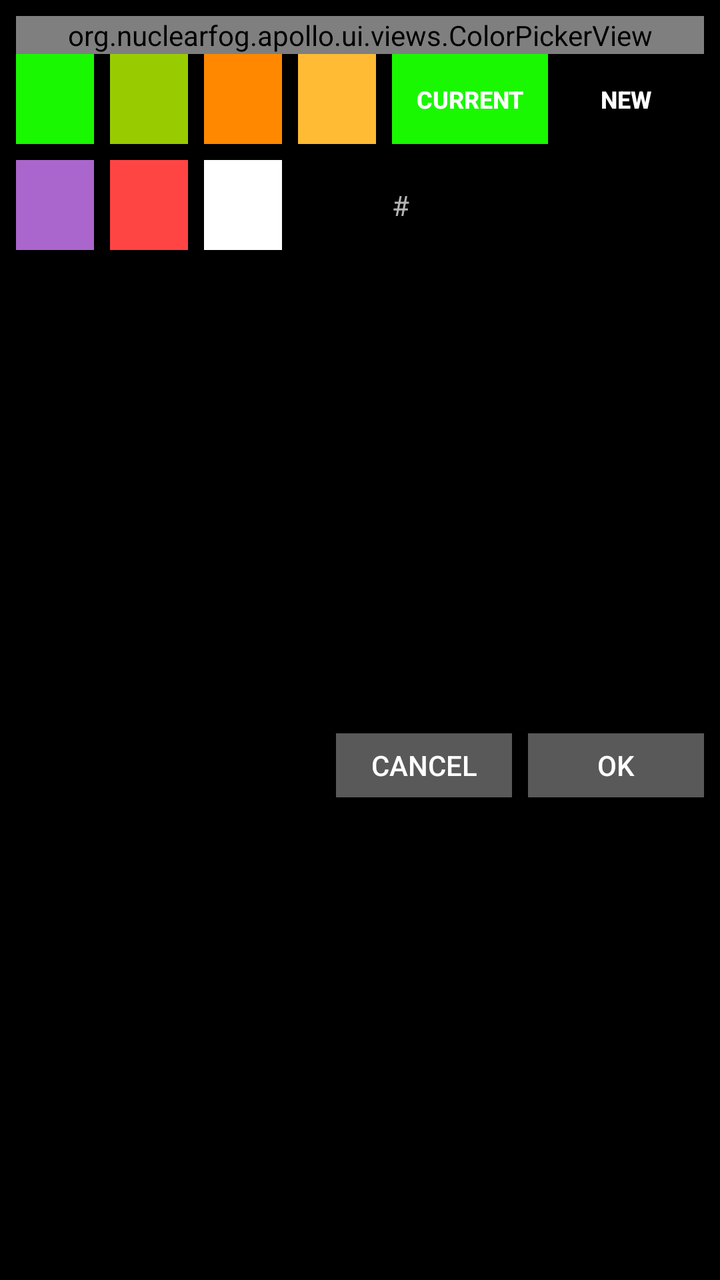
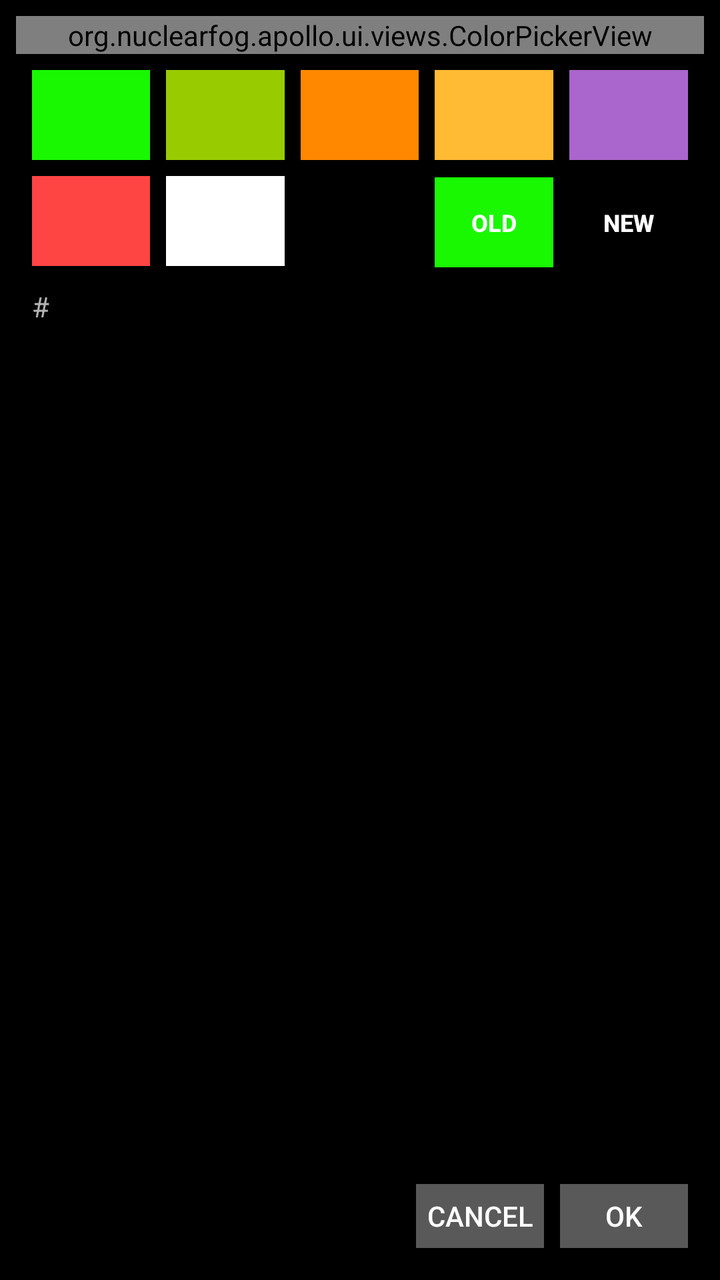

Compare the two renders of this Android layout. The source of the first and the diff that turns it into the second are given below.
<!-- AndroidManifest.xml: application theme Apollo.Theme.Dark -->
<!-- res/layout/dialog_color_scheme.xml -->
<?xml version="1.0" encoding="utf-8"?>
<androidx.constraintlayout.widget.ConstraintLayout xmlns:android="http://schemas.android.com/apk/res/android"
	xmlns:app="http://schemas.android.com/apk/res-auto"
	xmlns:tools="http://schemas.android.com/tools"
	android:layout_width="match_parent"
	android:layout_height="wrap_content"
	android:padding="@dimen/color_scheme_dialog_row_padding">

	<org.nuclearfog.apollo.ui.views.ColorPickerView
		android:id="@+id/color_picker_view"
		android:layout_width="match_parent"
		android:layout_height="wrap_content"
		app:layout_constraintStart_toStartOf="parent"
		app:layout_constraintTop_toTopOf="parent"
		app:layout_constraintEnd_toEndOf="parent" />

	<Button
		android:id="@+id/color_scheme_dialog_preset_1"
		android:layout_width="0dp"
		android:layout_height="@dimen/color_scheme_dialog_button_height"
		android:background="@color/holo_green"
		app:layout_constraintStart_toStartOf="parent"
		app:layout_constraintTop_toBottomOf="@id/color_picker_view"
		app:layout_constraintEnd_toStartOf="@id/color_scheme_dialog_preset_2"
		app:layout_constraintHorizontal_weight="1"
		style="?android:attr/buttonBarButtonStyle" />

	<Button
		android:id="@+id/color_scheme_dialog_preset_2"
		android:layout_width="0dp"
		android:layout_height="@dimen/color_scheme_dialog_button_height"
		android:background="@color/holo_green_light"
		android:layout_marginStart="@dimen/color_scheme_dialog_row_padding"
		app:layout_constraintStart_toEndOf="@id/color_scheme_dialog_preset_1"
		app:layout_constraintTop_toBottomOf="@id/color_picker_view"
		app:layout_constraintEnd_toStartOf="@id/color_scheme_dialog_preset_3"
		app:layout_constraintHorizontal_weight="1"
		style="?android:attr/buttonBarButtonStyle" />

	<Button
		android:id="@+id/color_scheme_dialog_preset_3"
		android:layout_width="0dp"
		android:layout_height="@dimen/color_scheme_dialog_button_height"
		android:background="@color/holo_orange_dark"
		android:layout_marginStart="@dimen/color_scheme_dialog_row_padding"
		app:layout_constraintStart_toEndOf="@id/color_scheme_dialog_preset_2"
		app:layout_constraintTop_toBottomOf="@id/color_picker_view"
		app:layout_constraintEnd_toStartOf="@id/color_scheme_dialog_preset_4"
		app:layout_constraintHorizontal_weight="1"
		style="?android:attr/buttonBarButtonStyle" />

	<Button
		android:id="@+id/color_scheme_dialog_preset_4"
		android:layout_width="0dp"
		android:layout_height="@dimen/color_scheme_dialog_button_height"
		android:background="@color/holo_orange_light"
		android:layout_marginStart="@dimen/color_scheme_dialog_row_padding"
		app:layout_constraintStart_toEndOf="@id/color_scheme_dialog_preset_3"
		app:layout_constraintTop_toBottomOf="@id/color_picker_view"
		app:layout_constraintEnd_toStartOf="@id/color_scheme_dialog_old_color"
		app:layout_constraintHorizontal_weight="1"
		style="?android:attr/buttonBarButtonStyle" />

	<Button
		android:id="@+id/color_scheme_dialog_old_color"
		android:layout_width="0dp"
		android:layout_height="@dimen/color_scheme_dialog_button_height"
		android:background="@color/holo_green"
		android:layout_marginStart="@dimen/color_scheme_dialog_row_padding"
		android:lines="1"
		android:text="@string/current_color"
		android:textSize="@dimen/text_size_micro"
		android:textStyle="bold"
		app:layout_constraintStart_toEndOf="@id/color_scheme_dialog_preset_4"
		app:layout_constraintTop_toBottomOf="@id/color_picker_view"
		app:layout_constraintEnd_toStartOf="@id/color_scheme_dialog_new_color"
		app:layout_constraintHorizontal_weight="2"
		style="?android:attr/buttonBarButtonStyle" />

	<Button
		android:id="@+id/color_scheme_dialog_new_color"
		android:layout_width="0dp"
		android:layout_height="@dimen/color_scheme_dialog_button_height"
		android:background="@color/transparent"
		android:lines="1"
		android:text="@string/new_color"
		android:textSize="@dimen/text_size_micro"
		android:textStyle="bold"
		app:layout_constraintStart_toEndOf="@id/color_scheme_dialog_old_color"
		app:layout_constraintTop_toBottomOf="@id/color_picker_view"
		app:layout_constraintEnd_toEndOf="parent"
		app:layout_constraintHorizontal_weight="2"
		style="?android:attr/buttonBarButtonStyle" />

	<Button
		android:id="@+id/color_scheme_dialog_preset_5"
		android:layout_width="0dp"
		android:layout_height="@dimen/color_scheme_dialog_button_height"
		android:background="@color/holo_purple"
		android:layout_marginTop="@dimen/color_scheme_dialog_row_padding"
		app:layout_constraintStart_toStartOf="@id/color_scheme_dialog_preset_1"
		app:layout_constraintTop_toBottomOf="@id/color_scheme_dialog_preset_1"
		app:layout_constraintEnd_toEndOf="@id/color_scheme_dialog_preset_1" />

	<Button
		android:id="@+id/color_scheme_dialog_preset_6"
		android:layout_width="0dp"
		android:layout_height="@dimen/color_scheme_dialog_button_height"
		android:background="@color/holo_red_light"
		android:layout_marginTop="@dimen/color_scheme_dialog_row_padding"
		app:layout_constraintStart_toStartOf="@id/color_scheme_dialog_preset_2"
		app:layout_constraintTop_toBottomOf="@id/color_scheme_dialog_preset_2"
		app:layout_constraintEnd_toEndOf="@id/color_scheme_dialog_preset_2" />

	<Button
		android:id="@+id/color_scheme_dialog_preset_7"
		android:layout_width="0dp"
		android:layout_height="@dimen/color_scheme_dialog_button_height"
		android:background="@color/white"
		android:layout_marginTop="@dimen/color_scheme_dialog_row_padding"
		app:layout_constraintStart_toStartOf="@id/color_scheme_dialog_preset_3"
		app:layout_constraintTop_toBottomOf="@id/color_scheme_dialog_preset_3"
		app:layout_constraintEnd_toEndOf="@id/color_scheme_dialog_preset_3" />

	<Button
		android:id="@+id/color_scheme_dialog_preset_8"
		android:layout_width="0dp"
		android:layout_height="@dimen/color_scheme_dialog_button_height"
		android:background="@color/black"
		android:layout_marginTop="@dimen/color_scheme_dialog_row_padding"
		app:layout_constraintStart_toStartOf="@id/color_scheme_dialog_preset_4"
		app:layout_constraintTop_toBottomOf="@id/color_scheme_dialog_preset_4"
		app:layout_constraintEnd_toEndOf="@id/color_scheme_dialog_preset_4" />

	<TextView
		android:id="@+id/color_scheme_dialog_hex_value_prefix"
		android:layout_width="wrap_content"
		android:layout_height="wrap_content"
		android:layout_marginStart="@dimen/color_scheme_dialog_row_padding"
		android:text="@string/hex"
		app:layout_constraintStart_toEndOf="@id/color_scheme_dialog_preset_8"
		app:layout_constraintTop_toTopOf="@id/color_scheme_dialog_hex_value"
		app:layout_constraintBottom_toBottomOf="@id/color_scheme_dialog_hex_value"
		app:layout_constraintEnd_toStartOf="@id/color_scheme_dialog_hex_value" />

	<EditText
		android:id="@+id/color_scheme_dialog_hex_value"
		android:layout_width="0dp"
		android:layout_height="wrap_content"
		android:layout_marginStart="@dimen/color_scheme_dialog_row_padding"
		android:digits="0123456789ABCDEFabcdef"
		android:imeOptions="actionGo"
		android:importantForAutofill="no"
		android:inputType="textFilter"
		android:maxLength="8"
		android:lines="1"
		android:typeface="monospace"
		android:background="@color/transparent"
		app:layout_constraintStart_toEndOf="@id/color_scheme_dialog_hex_value_prefix"
		app:layout_constraintTop_toTopOf="@id/color_scheme_dialog_preset_8"
		app:layout_constraintBottom_toBottomOf="@id/color_scheme_dialog_preset_8"
		app:layout_constraintEnd_toEndOf="parent"
		tools:ignore="LabelFor" />

	<androidx.constraintlayout.widget.Barrier
		android:id="@+id/color_scheme_dialog_confirm_barrier"
		android:layout_width="wrap_content"
		android:layout_height="wrap_content"
		app:constraint_referenced_ids="color_scheme_dialog_preset_5,color_scheme_dialog_preset_6,color_scheme_dialog_preset_7,color_scheme_dialog_preset_8"
		app:barrierDirection="bottom" />

	<Button
		android:id="@+id/color_scheme_dialog_cancel"
		android:layout_width="wrap_content"
		android:layout_height="@dimen/color_scheme_dialog_button_confirm_height"
		android:background="@color/dialog_button"
		android:layout_marginTop="@dimen/color_scheme_dialog_row_padding"
		android:layout_marginEnd="@dimen/color_scheme_dialog_row_padding"
		android:text="@android:string/cancel"
		app:layout_constraintTop_toBottomOf="@id/color_scheme_dialog_confirm_barrier"
		app:layout_constraintBottom_toBottomOf="parent"
		app:layout_constraintEnd_toStartOf="@id/color_scheme_dialog_apply" />

	<Button
		android:id="@+id/color_scheme_dialog_apply"
		android:layout_width="wrap_content"
		android:layout_height="@dimen/color_scheme_dialog_button_confirm_height"
		android:background="@color/dialog_button"
		android:layout_marginTop="@dimen/color_scheme_dialog_row_padding"
		android:text="@android:string/ok"
		app:layout_constraintTop_toBottomOf="@id/color_scheme_dialog_confirm_barrier"
		app:layout_constraintBottom_toBottomOf="parent"
		app:layout_constraintEnd_toEndOf="parent" />

</androidx.constraintlayout.widget.ConstraintLayout>
<!-- resources referenced by this layout -->
<resources>
  <color name="black">#ff000000</color>
  <color name="dialog_button">#595959</color>
  <color name="holo_green">#ff19F800</color>
  <color name="holo_green_light">#ff99cc00</color>
  <color name="holo_orange_dark">#ffff8800</color>
  <color name="holo_orange_light">#ffffbb33</color>
  <color name="holo_purple">#ffaa66cc</color>
  <color name="holo_red_light">#ffff4444</color>
  <color name="transparent">#00000000</color>
  <color name="white">#ffffffff</color>
  <dimen name="color_scheme_dialog_button_confirm_height">32dp</dimen>
  <dimen name="color_scheme_dialog_button_height">45dp</dimen>
  <dimen name="color_scheme_dialog_row_padding">8.0dp</dimen>
  <dimen name="text_size_micro">12.0sp</dimen>
  <string name="current_color">Current</string>
  <string name="hex" translatable="false">#</string>
  <string name="new_color">New</string>
  <style name="Apollo.Theme.Dark" parent="Theme.AppCompat.NoActionBar">
  		<item name="android:colorPrimaryDark">@color/apollo_dark</item>
  		<item name="android:windowActionBar">false</item>
  		<item name="android:windowNoTitle">true</item>
  		<item name="android:colorAccent">@android:color/white</item>
  		<item name="android:colorBackground">@android:color/black</item>
  		<item name="android:windowContentOverlay">@null</item>
  		<item name="android:windowAnimationStyle">@style/TransactionPending</item>
  		<item name="android:navigationBarColor">@android:color/black</item>
  		<item name="android:fitsSystemWindows">true</item>
  	</style>
  <color name="apollo_dark">#ff0a0a0a</color>
  <style name="TransactionPending" parent="@android:style/Animation">
  		<item name="android:activityOpenEnterAnimation">@android:anim/fade_in</item>
  		<item name="android:activityOpenExitAnimation">@android:anim/fade_out</item>
  		<item name="android:activityCloseEnterAnimation">@android:anim/fade_in</item>
  		<item name="android:activityCloseExitAnimation">@android:anim/fade_out</item>
  	</style>
</resources>

<!-- the commit's change to res/layout/dialog_color_scheme.xml (unified diff, before → after) -->
@@ -1,10 +1,11 @@
 <?xml version="1.0" encoding="utf-8"?>
-<androidx.constraintlayout.widget.ConstraintLayout xmlns:android="http://schemas.android.com/apk/res/android"
+<LinearLayout xmlns:android="http://schemas.android.com/apk/res/android"
 	xmlns:app="http://schemas.android.com/apk/res-auto"
 	xmlns:tools="http://schemas.android.com/tools"
 	android:layout_width="match_parent"
-	android:layout_height="wrap_content"
-	android:padding="@dimen/color_scheme_dialog_row_padding">
+	android:layout_height="match_parent"
+	android:orientation="vertical"
+	android:padding="@dimen/color_scheme_view_margin">
 
 	<org.nuclearfog.apollo.ui.views.ColorPickerView
 		android:id="@+id/color_picker_view"
@@ -14,182 +15,180 @@
 		app:layout_constraintTop_toTopOf="parent"
 		app:layout_constraintEnd_toEndOf="parent" />
 
-	<Button
-		android:id="@+id/color_scheme_dialog_preset_1"
-		android:layout_width="0dp"
-		android:layout_height="@dimen/color_scheme_dialog_button_height"
-		android:background="@color/holo_green"
-		app:layout_constraintStart_toStartOf="parent"
-		app:layout_constraintTop_toBottomOf="@id/color_picker_view"
-		app:layout_constraintEnd_toStartOf="@id/color_scheme_dialog_preset_2"
-		app:layout_constraintHorizontal_weight="1"
-		style="?android:attr/buttonBarButtonStyle" />
+	<GridLayout
+		android:layout_width="match_parent"
+		android:layout_height="wrap_content"
+		android:layout_marginStart="@dimen/color_scheme_view_margin"
+		android:layout_marginTop="@dimen/color_scheme_view_margin"
+		android:layout_marginEnd="@dimen/color_scheme_view_margin"
+		android:columnCount="5">
 
-	<Button
-		android:id="@+id/color_scheme_dialog_preset_2"
-		android:layout_width="0dp"
-		android:layout_height="@dimen/color_scheme_dialog_button_height"
-		android:background="@color/holo_green_light"
-		android:layout_marginStart="@dimen/color_scheme_dialog_row_padding"
-		app:layout_constraintStart_toEndOf="@id/color_scheme_dialog_preset_1"
-		app:layout_constraintTop_toBottomOf="@id/color_picker_view"
-		app:layout_constraintEnd_toStartOf="@id/color_scheme_dialog_preset_3"
-		app:layout_constraintHorizontal_weight="1"
-		style="?android:attr/buttonBarButtonStyle" />
+		<Button
+			android:id="@+id/color_scheme_dialog_preset_1"
+			android:layout_width="0dp"
+			android:layout_height="@dimen/color_scheme_dialog_button_height"
+			android:layout_columnWeight="1"
+			android:background="@color/holo_green"
+			style="?android:attr/buttonBarButtonStyle" />
 
-	<Button
-		android:id="@+id/color_scheme_dialog_preset_3"
-		android:layout_width="0dp"
-		android:layout_height="@dimen/color_scheme_dialog_button_height"
-		android:background="@color/holo_orange_dark"
-		android:layout_marginStart="@dimen/color_scheme_dialog_row_padding"
-		app:layout_constraintStart_toEndOf="@id/color_scheme_dialog_preset_2"
-		app:layout_constraintTop_toBottomOf="@id/color_picker_view"
-		app:layout_constraintEnd_toStartOf="@id/color_scheme_dialog_preset_4"
-		app:layout_constraintHorizontal_weight="1"
-		style="?android:attr/buttonBarButtonStyle" />
+		<Button
+			android:id="@+id/color_scheme_dialog_preset_2"
+			android:layout_width="0dp"
+			android:layout_height="@dimen/color_scheme_dialog_button_height"
+			android:layout_marginStart="@dimen/color_scheme_view_margin"
+			android:layout_columnWeight="1"
+			android:background="@color/holo_green_light"
+			style="?android:attr/buttonBarButtonStyle" />
 
-	<Button
-		android:id="@+id/color_scheme_dialog_preset_4"
-		android:layout_width="0dp"
-		android:layout_height="@dimen/color_scheme_dialog_button_height"
-		android:background="@color/holo_orange_light"
-		android:layout_marginStart="@dimen/color_scheme_dialog_row_padding"
-		app:layout_constraintStart_toEndOf="@id/color_scheme_dialog_preset_3"
-		app:layout_constraintTop_toBottomOf="@id/color_picker_view"
-		app:layout_constraintEnd_toStartOf="@id/color_scheme_dialog_old_color"
-		app:layout_constraintHorizontal_weight="1"
-		style="?android:attr/buttonBarButtonStyle" />
+		<Button
+			android:id="@+id/color_scheme_dialog_preset_3"
+			android:layout_width="0dp"
+			android:layout_height="@dimen/color_scheme_dialog_button_height"
+			android:layout_marginStart="@dimen/color_scheme_view_margin"
+			android:layout_columnWeight="1"
+			android:background="@color/holo_orange_dark"
+			style="?android:attr/buttonBarButtonStyle" />
 
-	<Button
-		android:id="@+id/color_scheme_dialog_old_color"
-		android:layout_width="0dp"
-		android:layout_height="@dimen/color_scheme_dialog_button_height"
-		android:background="@color/holo_green"
-		android:layout_marginStart="@dimen/color_scheme_dialog_row_padding"
-		android:lines="1"
-		android:text="@string/current_color"
-		android:textSize="@dimen/text_size_micro"
-		android:textStyle="bold"
-		app:layout_constraintStart_toEndOf="@id/color_scheme_dialog_preset_4"
-		app:layout_constraintTop_toBottomOf="@id/color_picker_view"
-		app:layout_constraintEnd_toStartOf="@id/color_scheme_dialog_new_color"
-		app:layout_constraintHorizontal_weight="2"
-		style="?android:attr/buttonBarButtonStyle" />
+		<Button
+			android:id="@+id/color_scheme_dialog_preset_4"
+			android:layout_width="0dp"
+			android:layout_height="@dimen/color_scheme_dialog_button_height"
+			android:layout_marginStart="@dimen/color_scheme_view_margin"
+			android:layout_columnWeight="1"
+			android:background="@color/holo_orange_light"
+			style="?android:attr/buttonBarButtonStyle" />
 
-	<Button
-		android:id="@+id/color_scheme_dialog_new_color"
-		android:layout_width="0dp"
-		android:layout_height="@dimen/color_scheme_dialog_button_height"
-		android:background="@color/transparent"
-		android:lines="1"
-		android:text="@string/new_color"
-		android:textSize="@dimen/text_size_micro"
-		android:textStyle="bold"
-		app:layout_constraintStart_toEndOf="@id/color_scheme_dialog_old_color"
-		app:layout_constraintTop_toBottomOf="@id/color_picker_view"
-		app:layout_constraintEnd_toEndOf="parent"
-		app:layout_constraintHorizontal_weight="2"
-		style="?android:attr/buttonBarButtonStyle" />
+		<Button
+			android:id="@+id/color_scheme_dialog_preset_5"
+			android:layout_width="0dp"
+			android:layout_height="@dimen/color_scheme_dialog_button_height"
+			android:layout_marginStart="@dimen/color_scheme_view_margin"
+			android:layout_columnWeight="1"
+			android:background="@color/holo_purple"
+			style="?android:attr/buttonBarButtonStyle" />
 
-	<Button
-		android:id="@+id/color_scheme_dialog_preset_5"
-		android:layout_width="0dp"
-		android:layout_height="@dimen/color_scheme_dialog_button_height"
-		android:background="@color/holo_purple"
-		android:layout_marginTop="@dimen/color_scheme_dialog_row_padding"
-		app:layout_constraintStart_toStartOf="@id/color_scheme_dialog_preset_1"
-		app:layout_constraintTop_toBottomOf="@id/color_scheme_dialog_preset_1"
-		app:layout_constraintEnd_toEndOf="@id/color_scheme_dialog_preset_1" />
+		<Button
+			android:id="@+id/color_scheme_dialog_preset_6"
+			android:layout_width="0dp"
+			android:layout_height="@dimen/color_scheme_dialog_button_height"
+			android:layout_marginTop="@dimen/color_scheme_view_margin"
+			android:layout_columnWeight="1"
+			android:background="@color/holo_red_light"
+			style="?android:attr/buttonBarButtonStyle" />
 
-	<Button
-		android:id="@+id/color_scheme_dialog_preset_6"
-		android:layout_width="0dp"
-		android:layout_height="@dimen/color_scheme_dialog_button_height"
-		android:background="@color/holo_red_light"
-		android:layout_marginTop="@dimen/color_scheme_dialog_row_padding"
-		app:layout_constraintStart_toStartOf="@id/color_scheme_dialog_preset_2"
-		app:layout_constraintTop_toBottomOf="@id/color_scheme_dialog_preset_2"
-		app:layout_constraintEnd_toEndOf="@id/color_scheme_dialog_preset_2" />
+		<Button
+			android:id="@+id/color_scheme_dialog_preset_7"
+			android:layout_width="0dp"
+			android:layout_height="@dimen/color_scheme_dialog_button_height"
+			android:layout_marginStart="@dimen/color_scheme_view_margin"
+			android:layout_marginTop="@dimen/color_scheme_view_margin"
+			android:layout_columnWeight="1"
+			android:background="@color/white"
+			style="?android:attr/buttonBarButtonStyle" />
 
-	<Button
-		android:id="@+id/color_scheme_dialog_preset_7"
-		android:layout_width="0dp"
-		android:layout_height="@dimen/color_scheme_dialog_button_height"
-		android:background="@color/white"
-		android:layout_marginTop="@dimen/color_scheme_dialog_row_padding"
-		app:layout_constraintStart_toStartOf="@id/color_scheme_dialog_preset_3"
-		app:layout_constraintTop_toBottomOf="@id/color_scheme_dialog_preset_3"
-		app:layout_constraintEnd_toEndOf="@id/color_scheme_dialog_preset_3" />
+		<Button
+			android:id="@+id/color_scheme_dialog_preset_8"
+			android:layout_width="0dp"
+			android:layout_height="@dimen/color_scheme_dialog_button_height"
+			android:layout_marginStart="@dimen/color_scheme_view_margin"
+			android:layout_marginTop="@dimen/color_scheme_view_margin"
+			android:layout_columnWeight="1"
+			android:background="@color/black"
+			style="?android:attr/buttonBarButtonStyle" />
 
-	<Button
-		android:id="@+id/color_scheme_dialog_preset_8"
-		android:layout_width="0dp"
-		android:layout_height="@dimen/color_scheme_dialog_button_height"
-		android:background="@color/black"
-		android:layout_marginTop="@dimen/color_scheme_dialog_row_padding"
-		app:layout_constraintStart_toStartOf="@id/color_scheme_dialog_preset_4"
-		app:layout_constraintTop_toBottomOf="@id/color_scheme_dialog_preset_4"
-		app:layout_constraintEnd_toEndOf="@id/color_scheme_dialog_preset_4" />
+		<Button
+			android:id="@+id/color_scheme_dialog_old_color"
+			android:layout_width="0dp"
+			android:layout_height="@dimen/color_scheme_dialog_button_height"
+			android:layout_marginStart="@dimen/color_scheme_view_margin"
+			android:layout_marginTop="@dimen/color_scheme_view_margin"
+			android:layout_columnWeight="1"
+			android:background="@color/holo_green"
+			android:lines="1"
+			android:text="@string/current_color"
+			android:textSize="@dimen/text_size_micro"
+			android:textStyle="bold"
+			style="?android:attr/buttonBarButtonStyle" />
 
-	<TextView
-		android:id="@+id/color_scheme_dialog_hex_value_prefix"
-		android:layout_width="wrap_content"
+		<Button
+			android:id="@+id/color_scheme_dialog_new_color"
+			android:layout_width="0dp"
+			android:layout_height="@dimen/color_scheme_dialog_button_height"
+			android:layout_marginStart="@dimen/color_scheme_view_margin"
+			android:layout_marginTop="@dimen/color_scheme_view_margin"
+			android:layout_columnWeight="1"
+			android:background="@color/transparent"
+			android:text="@string/new_color"
+			android:textSize="@dimen/text_size_micro"
+			android:textStyle="bold"
+			style="?android:attr/buttonBarButtonStyle" />
+
+	</GridLayout>
+
+	<LinearLayout
+		android:layout_width="match_parent"
 		android:layout_height="wrap_content"
-		android:layout_marginStart="@dimen/color_scheme_dialog_row_padding"
-		android:text="@string/hex"
-		app:layout_constraintStart_toEndOf="@id/color_scheme_dialog_preset_8"
-		app:layout_constraintTop_toTopOf="@id/color_scheme_dialog_hex_value"
-		app:layout_constraintBottom_toBottomOf="@id/color_scheme_dialog_hex_value"
-		app:layout_constraintEnd_toStartOf="@id/color_scheme_dialog_hex_value" />
+		android:layout_marginStart="@dimen/color_scheme_view_margin"
+		android:layout_marginTop="@dimen/color_scheme_view_margin"
+		android:layout_marginEnd="@dimen/color_scheme_view_margin"
+		android:orientation="horizontal">
 
-	<EditText
-		android:id="@+id/color_scheme_dialog_hex_value"
-		android:layout_width="0dp"
-		android:layout_height="wrap_content"
-		android:layout_marginStart="@dimen/color_scheme_dialog_row_padding"
-		android:digits="0123456789ABCDEFabcdef"
-		android:imeOptions="actionGo"
-		android:importantForAutofill="no"
-		android:inputType="textFilter"
-		android:maxLength="8"
-		android:lines="1"
-		android:typeface="monospace"
-		android:background="@color/transparent"
-		app:layout_constraintStart_toEndOf="@id/color_scheme_dialog_hex_value_prefix"
-		app:layout_constraintTop_toTopOf="@id/color_scheme_dialog_preset_8"
-		app:layout_constraintBottom_toBottomOf="@id/color_scheme_dialog_preset_8"
-		app:layout_constraintEnd_toEndOf="parent"
-		tools:ignore="LabelFor" />
+		<TextView
+			android:id="@+id/color_scheme_dialog_hex_value_prefix"
+			android:layout_width="wrap_content"
+			android:layout_height="wrap_content"
+			android:textSize="@dimen/text_size_small"
+			android:text="@string/hex" />
 
-	<androidx.constraintlayout.widget.Barrier
-		android:id="@+id/color_scheme_dialog_confirm_barrier"
-		android:layout_width="wrap_content"
-		android:layout_height="wrap_content"
-		app:constraint_referenced_ids="color_scheme_dialog_preset_5,color_scheme_dialog_preset_6,color_scheme_dialog_preset_7,color_scheme_dialog_preset_8"
-		app:barrierDirection="bottom" />
+		<EditText
+			android:id="@+id/color_scheme_dialog_hex_value"
+			android:layout_width="0dp"
+			android:layout_height="wrap_content"
+			android:layout_weight="1"
+			android:layout_marginStart="@dimen/color_scheme_view_margin"
+			android:textSize="@dimen/text_size_medium"
+			android:digits="0123456789ABCDEFabcdef"
+			android:imeOptions="actionGo"
+			android:importantForAutofill="no"
+			android:inputType="textFilter"
+			android:maxLength="8"
+			android:lines="1"
+			android:typeface="monospace"
+			android:background="@color/transparent"
+			tools:ignore="LabelFor" />
+	</LinearLayout>
 
-	<Button
-		android:id="@+id/color_scheme_dialog_cancel"
-		android:layout_width="wrap_content"
-		android:layout_height="@dimen/color_scheme_dialog_button_confirm_height"
-		android:background="@color/dialog_button"
-		android:layout_marginTop="@dimen/color_scheme_dialog_row_padding"
-		android:layout_marginEnd="@dimen/color_scheme_dialog_row_padding"
-		android:text="@android:string/cancel"
-		app:layout_constraintTop_toBottomOf="@id/color_scheme_dialog_confirm_barrier"
-		app:layout_constraintBottom_toBottomOf="parent"
-		app:layout_constraintEnd_toStartOf="@id/color_scheme_dialog_apply" />
+	<LinearLayout
+		android:layout_width="match_parent"
+		android:layout_height="match_parent"
+		android:orientation="horizontal"
+		android:layout_marginStart="@dimen/color_scheme_view_margin"
+		android:layout_marginTop="@dimen/color_scheme_view_margin"
+		android:layout_marginBottom="@dimen/color_scheme_view_margin"
+		android:layout_marginEnd="@dimen/color_scheme_view_margin"
+		android:gravity="end|bottom">
 
-	<Button
-		android:id="@+id/color_scheme_dialog_apply"
-		android:layout_width="wrap_content"
-		android:layout_height="@dimen/color_scheme_dialog_button_confirm_height"
-		android:background="@color/dialog_button"
-		android:layout_marginTop="@dimen/color_scheme_dialog_row_padding"
-		android:text="@android:string/ok"
-		app:layout_constraintTop_toBottomOf="@id/color_scheme_dialog_confirm_barrier"
-		app:layout_constraintBottom_toBottomOf="parent"
-		app:layout_constraintEnd_toEndOf="parent" />
+		<Button
+			android:id="@+id/color_scheme_dialog_cancel"
+			android:layout_width="wrap_content"
+			android:layout_height="@dimen/color_scheme_dialog_button_confirm_height"
+			android:background="@color/dialog_button"
+			android:layout_marginEnd="@dimen/color_scheme_view_margin"
+			android:text="@android:string/cancel"
+			app:layout_constraintBottom_toBottomOf="parent"
+			app:layout_constraintEnd_toStartOf="@id/color_scheme_dialog_apply"
+			style="?android:attr/buttonBarButtonStyle" />
 
-</androidx.constraintlayout.widget.ConstraintLayout>
+		<Button
+			android:id="@+id/color_scheme_dialog_apply"
+			android:layout_width="wrap_content"
+			android:layout_height="@dimen/color_scheme_dialog_button_confirm_height"
+			android:background="@color/dialog_button"
+			android:text="@android:string/ok"
+			app:layout_constraintBottom_toBottomOf="parent"
+			app:layout_constraintEnd_toEndOf="parent"
+			style="?android:attr/buttonBarButtonStyle" />
+
+	</LinearLayout>
+
+</LinearLayout>
<!-- resource entries referenced after the edit -->
@@ -12,9 +12,11 @@
   <color name="white">#ffffffff</color>
   <dimen name="color_scheme_dialog_button_confirm_height">32dp</dimen>
   <dimen name="color_scheme_dialog_button_height">45dp</dimen>
-  <dimen name="color_scheme_dialog_row_padding">8.0dp</dimen>
+  <dimen name="color_scheme_view_margin">8.0dp</dimen>
+  <dimen name="text_size_medium">16.0sp</dimen>
   <dimen name="text_size_micro">12.0sp</dimen>
-  <string name="current_color">Current</string>
+  <dimen name="text_size_small">14.0sp</dimen>
+  <string name="current_color">Old</string>
   <string name="hex" translatable="false">#</string>
   <string name="new_color">New</string>
   <style name="Apollo.Theme.Dark" parent="Theme.AppCompat.NoActionBar">
